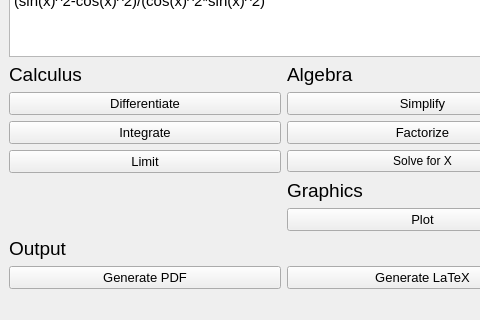
The window that pyuic5/main.ui (salastro/math-expert) describes before a commit, drawn with Qt 5; both pictures show x 0 to 480 and y 335 to 655 of the 567 by 655 pixel window.
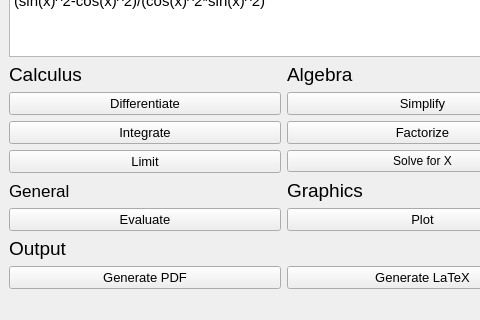
The same window after the commit. Icons and pictures are not drawn.

Patch:
```diff
--- a/pyuic5/main.ui
+++ b/pyuic5/main.ui
@@ -15,6 +15,30 @@
   </property>
   <widget class="QWidget" name="centralwidget">
    <layout class="QGridLayout" name="gridLayout">
+    <item row="16" column="0">
+     <widget class="QPushButton" name="evalBt">
+      <property name="font">
+       <font>
+        <pointsize>10</pointsize>
+       </font>
+      </property>
+      <property name="text">
+       <string>Evaluate</string>
+      </property>
+     </widget>
+    </item>
+    <item row="14" column="0">
+     <widget class="QLabel" name="label_8">
+      <property name="font">
+       <font>
+        <pointsize>13</pointsize>
+       </font>
+      </property>
+      <property name="text">
+       <string>General</string>
+      </property>
+     </widget>
+    </item>
     <item row="22" column="0">
      <widget class="QPushButton" name="genPdfBt">
       <property name="font">
```
Left out of the diff: 24 changed lines with no effect on the pictures.
